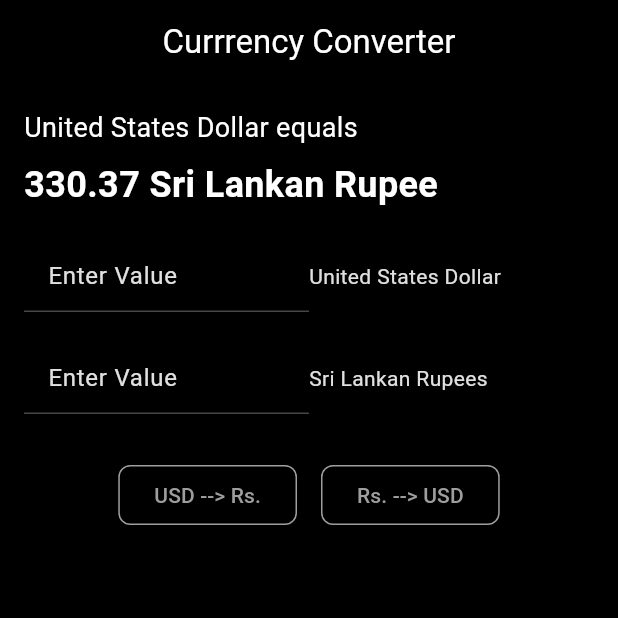
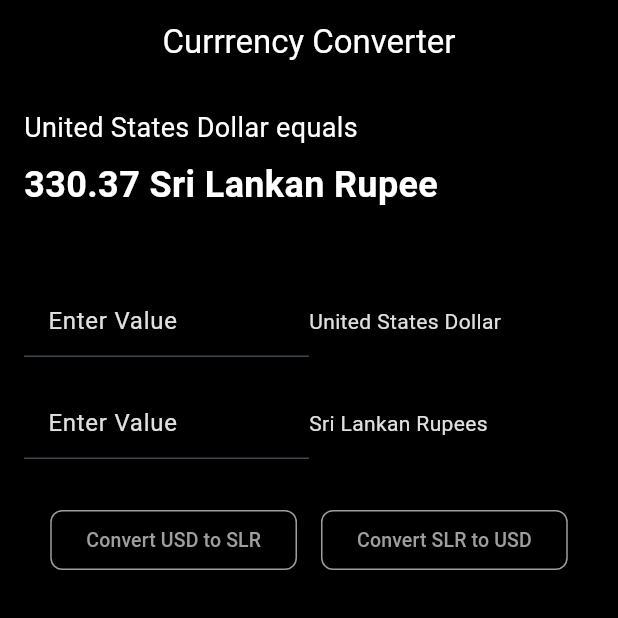
Before and after one commit to SanduSenarathne/Currecy_converter, a Flutter app: the screen it shows after launch, on a phone screen of 412 x 824 dp, the top half of it. Run offline on Flutter 3.47's test engine with Material 2 defaults, Android fonts, the phone set to English and light mode, and no system bars; our stand-ins replace get.

Commit message:
fixing the design

```diff
--- a/lib/homePage.dart
+++ b/lib/homePage.dart
@@ -5,6 +5,7 @@ import 'function.dart';
 
 class HomePage extends StatelessWidget {
   HomePage({Key? key}) : super(key: key);
+
   final TextEditingController usdController = TextEditingController();
   final TextEditingController slrController = TextEditingController();
 
@@ -43,7 +44,7 @@ class HomePage extends StatelessWidget {
                 fontWeight: FontWeight.bold,
               ),
             ),
-            Container(height: 20),
+            Container(height: 50),
             Row(
               children: [
                 Expanded(
@@ -140,7 +141,10 @@ class HomePage extends StatelessWidget {
                       borderRadius: BorderRadius.circular(8.0),
                     ),
                   ),
-                  child: Text('USD --> Rs.'),
+                  child: Text(
+                    'Convert USD to SLR',
+                    style: TextStyle(fontSize: 13),
+                  ),
                 ),
                 SizedBox(width: 16),
                 ElevatedButton(
@@ -156,7 +160,10 @@ class HomePage extends StatelessWidget {
                       borderRadius: BorderRadius.circular(8.0),
                     ),
                   ),
-                  child: Text('Rs. --> USD'),
+                  child: Text(
+                    'Convert SLR to USD',
+                    style: TextStyle(fontSize: 13),
+                  ),
                 ),
               ],
             )
```
